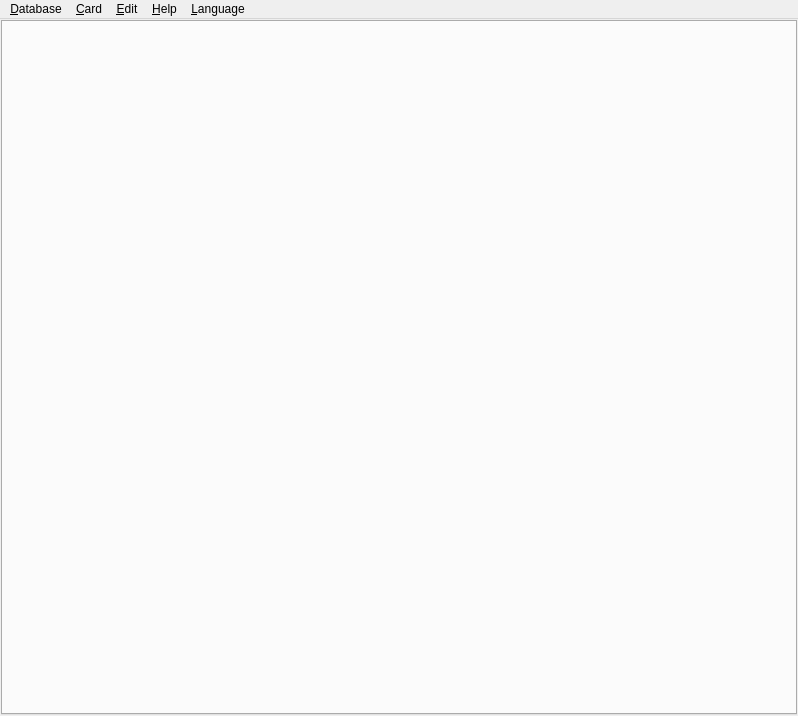
This is src/gui/main_window.ui in ProjectIgnis/Datacorn as Qt 5 draws it before an edit. The edited form follows.
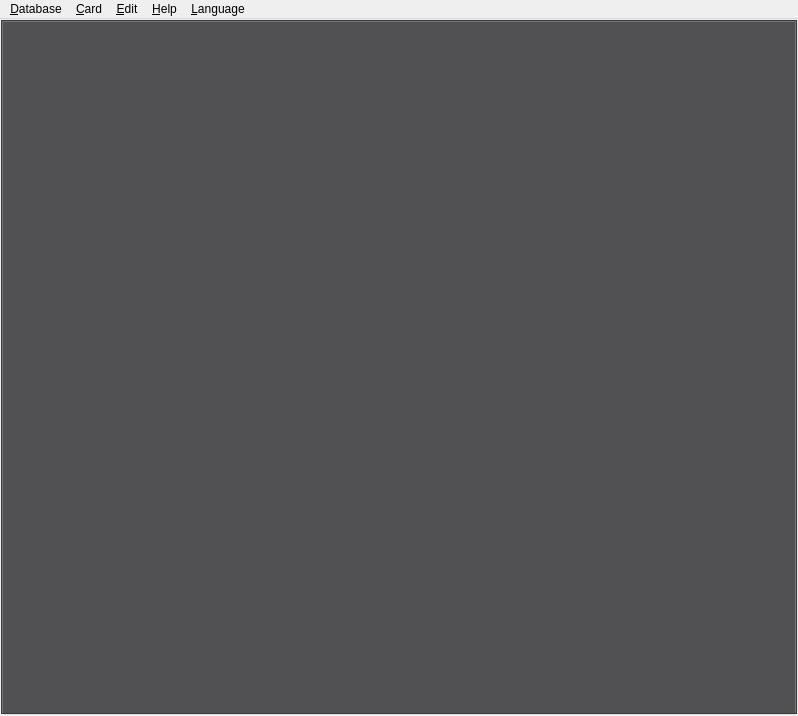
This is the edited form. Icons and pictures are not drawn.

Diff of the .ui file:
```diff
--- a/src/gui/main_window.ui
+++ b/src/gui/main_window.ui
@@ -42,6 +42,9 @@
       <property name="acceptDrops">
        <bool>true</bool>
       </property>
+      <property name="styleSheet">
+       <string notr="true">background-color: rgb(81, 81, 83);</string>
+      </property>
       <property name="tabsClosable">
        <bool>true</bool>
       </property>
```
Left out of the diff: 10 changed lines with no effect on the pictures.
